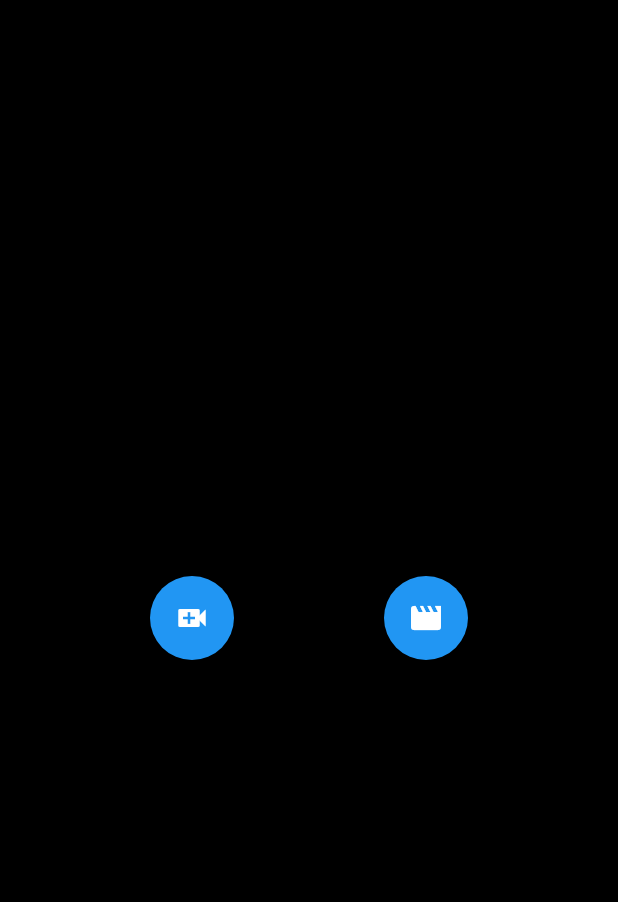
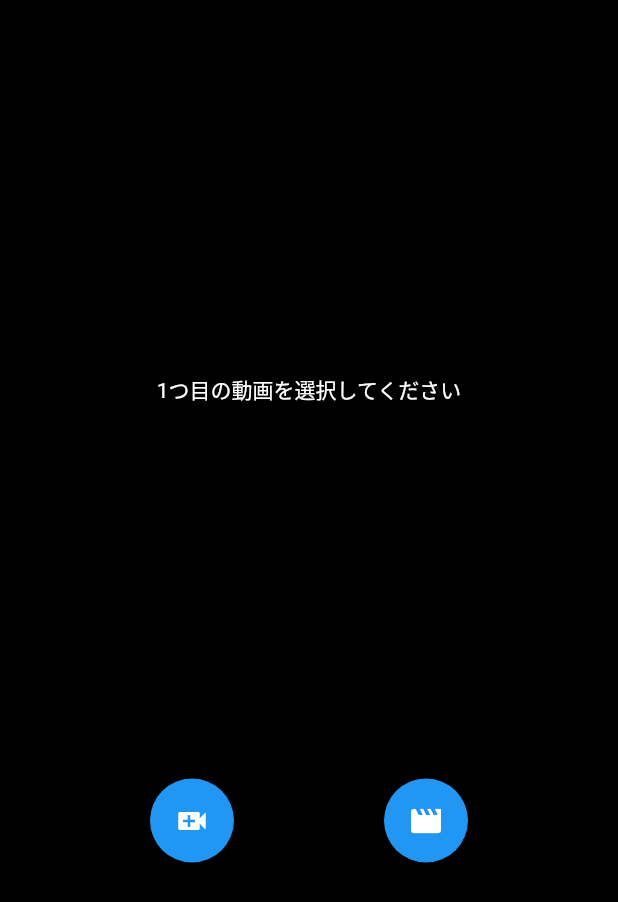
Before and after one commit to KokiWakatsuki/sporty, a Flutter app: the Comparison screen opened by its route, after a tap on the "movie creation" icon, on a phone screen of 412 x 824 dp. Shown: the top 902 px of the screen. Run offline on Flutter 3.47's test engine with Material 2 defaults, Android fonts, the phone set to English and light mode, and no system bars; our stand-ins replace camera, chewie, flutter_cache_manager, image_picker, permission_handler and 1 more; missing offline and left inert: dart:ffi, flutter_p2p_plus.

Commit message:
簡易的な動画比較機能完成 自宅PC

```diff
--- a/lib/view/comparison.dart
+++ b/lib/view/comparison.dart
@@ -26,7 +26,10 @@ class _ComparisonState extends State<Comparison> {
   late ChewieController _chewieController_1;
   late ChewieController _chewieController_2;
   final imagePicker = ImagePicker();
-  bool _isVideoPlay = false;
+  bool _isVideoPlay_1 = false;
+  bool _isVideoPlay_2 = false;
+  late PickedFile pickedFile_1;
+  late PickedFile pickedFile_2;
 
   @override
   void initState() {
@@ -46,22 +49,38 @@ class _ComparisonState extends State<Comparison> {
       zoomAndPan: true,
     );
     setState(() {
-      _isVideoPlay = true;
+      _isVideoPlay_1 = true;
+    });
+  }
+
+  Future getVideoFromGarally_1() async {
+    pickedFile_1 =
+        // ignore: deprecated_member_use
+        (await imagePicker.getVideo(source: ImageSource.gallery))!;
+    setState(() {
+      _isVideoPlay_1 = true;
+    });
+  }
+
+  Future getVideoFromGarally_2() async {
+    pickedFile_2 =
+        // ignore: deprecated_member_use
+        (await imagePicker.getVideo(source: ImageSource.gallery))!;
+    await getVideoFromGarally();
+    setState(() {
+      _isVideoPlay_2 = true;
     });
   }
 
   Future getVideoFromGarally() async {
-    PickedFile pickedFile =
-        // ignore: deprecated_member_use
-        (await imagePicker.getVideo(source: ImageSource.gallery))!;
     _controller_1 = VideoPlayerController.file(
-      File(pickedFile.path),
+      File(pickedFile_1.path),
       videoPlayerOptions: VideoPlayerOptions(
         mixWithOthers: true,
       ),
     );
     _controller_2 = VideoPlayerController.file(
-      File(pickedFile.path),
+      File(pickedFile_2.path),
       videoPlayerOptions: VideoPlayerOptions(
         mixWithOthers: true,
       ),
@@ -84,9 +103,6 @@ class _ComparisonState extends State<Comparison> {
       //allowFullScreen: false,
       zoomAndPan: true,
     );
-    setState(() {
-      _isVideoPlay = true;
-    });
   }
 
   @override
@@ -95,15 +111,35 @@ class _ComparisonState extends State<Comparison> {
       backgroundColor: Colors.black,
         body: Center(
           // ignore: unnecessary_null_comparison
-          child: _isVideoPlay == false
-            ? Row(mainAxisAlignment: MainAxisAlignment.spaceEvenly, children: [
+          child: _isVideoPlay_1 == false
+            ? Column(mainAxisAlignment: MainAxisAlignment.spaceEvenly, children: [
+                const Text("1つ目の動画を選択してください",style: TextStyle(
+                  color: Colors.white,
+                ),),
+                Row(mainAxisAlignment: MainAxisAlignment.spaceEvenly, children: [
                   FloatingActionButton(
                     onPressed: getVideoFromCamera,
                     child: const Icon(Icons.video_call)),
                   FloatingActionButton(
-                  onPressed: getVideoFromGarally,
+                    onPressed: getVideoFromGarally_1,
                     child: const Icon(Icons.movie_creation))
                   ]
+                )]
+              )
+            : _isVideoPlay_2 == false
+              ? Column(mainAxisAlignment: MainAxisAlignment.spaceEvenly, children: [
+                  const Text("2つ目の動画を選択してください",style: TextStyle(
+                    color: Colors.white,
+                  ),),
+                  Row(mainAxisAlignment: MainAxisAlignment.spaceEvenly, children: [
+                    FloatingActionButton(
+                      onPressed: getVideoFromCamera,
+                      child: const Icon(Icons.video_call)),
+                    FloatingActionButton(
+                      onPressed: getVideoFromGarally_2,
+                      child: const Icon(Icons.movie_creation))
+                    ]
+                  )]
                 )
               : Column(mainAxisAlignment: MainAxisAlignment.spaceEvenly, children: [
                 Container(
--- a/lib/view/menu.dart
+++ b/lib/view/menu.dart
@@ -127,7 +127,7 @@ class Menu extends StatelessWidget {
     final goComparisonButton = ElevatedButton(
       onPressed: () => goComparison(context),
       style: ElevatedButton.styleFrom(
-        backgroundColor: Colors.grey,
+        backgroundColor: Colors.green,
         fixedSize: Size(
           MediaQuery.of(context).size.width * _width,
           MediaQuery.of(context).size.height * _height,
```
Lines whose indentation alone changed are shown as unchanged.
